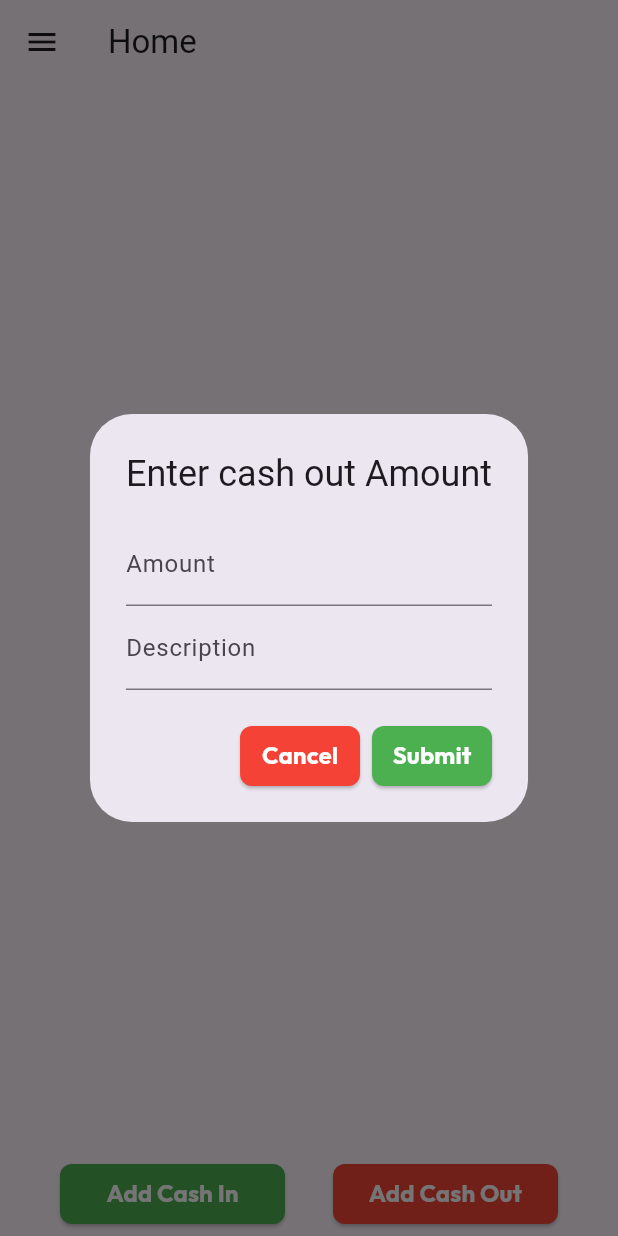
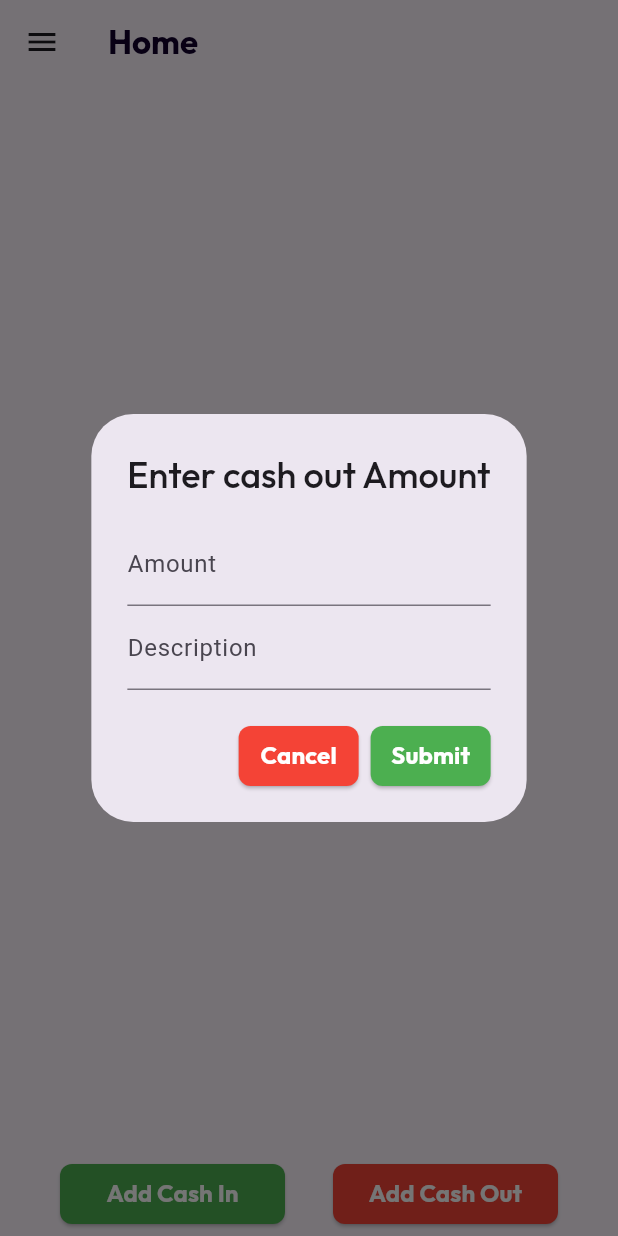
Before and after one commit to mohammedanshad1/kadhabook-app, a Flutter app: the TransactionAddingView screen opened directly with empty values, after a tap on "Add Cash Out", on a phone screen of 412 x 824 dp. Run offline on Flutter 3.47's test engine with Material 3 defaults, Android fonts, the phone set to English and light mode, and no system bars; our stand-ins replace hexcolor, pocketbase, shared_preferences; accounts and stored records are empty; network calls fail.

Commit message:
font changed

```diff
--- a/lib/view/transaction_view.dart
+++ b/lib/view/transaction_view.dart
@@ -1,5 +1,6 @@
 import 'package:flutter/material.dart';
 import 'package:hexcolor/hexcolor.dart';
+import 'package:kadhabook/constants/app_typography.dart';
 import 'package:kadhabook/model/model.dart';
 import 'package:kadhabook/view/login_view.dart';
 import 'package:kadhabook/viewmodel/login_viewmodel.dart';
@@ -65,7 +66,7 @@ class _TransactionAddingViewState extends State<TransactionAddingView> {
       context: context,
       builder: (context) {
         return AlertDialog(
-          title: Text('Enter $type Amount'),
+          title: Text('Enter $type Amount', style: AppTypography.outfitMedium),
           content: Column(
             mainAxisSize: MainAxisSize.min,
             children: [
@@ -102,7 +103,8 @@ class _TransactionAddingViewState extends State<TransactionAddingView> {
                 } else {
                   ScaffoldMessenger.of(context).showSnackBar(
                     SnackBar(
-                      content: Text("Please enter a valid amount"),
+                      content: Text("Please enter a valid amount",
+                          style: AppTypography.outfitRegular),
                       backgroundColor: Colors.red,
                     ),
                   );
@@ -123,7 +125,9 @@ class _TransactionAddingViewState extends State<TransactionAddingView> {
     final loginViewModel = Provider.of<LoginViewModel>(context);
 
     return Scaffold(
-      appBar: AppBar(title: const Text('Home')),
+      appBar: AppBar(
+        title: const Text('Home', style: AppTypography.outfitBold),
+      ),
       drawer: Drawer(
         backgroundColor: Theme.of(context).colorScheme.surface,
         child: Column(
@@ -148,9 +152,8 @@ class _TransactionAddingViewState extends State<TransactionAddingView> {
                     const SizedBox(height: 10),
                     Text(
                       widget.userId,
-                      style: const TextStyle(
+                      style: AppTypography.outfitRegular.copyWith(
                         color: Colors.white,
-                        fontFamily: "Sora",
                         fontSize: 18,
                       ),
                     )
@@ -160,14 +163,14 @@ class _TransactionAddingViewState extends State<TransactionAddingView> {
             ),
             const SizedBox(height: 10),
             ListTile(
-              title: const Text("Home"),
+              title: const Text("Home", style: AppTypography.outfitRegular),
               leading: const Icon(Icons.home),
               onTap: () {
                 Navigator.pop(context);
               },
             ),
             ListTile(
-              title: const Text("Settings"),
+              title: const Text("Settings", style: AppTypography.outfitRegular),
               leading: const Icon(Icons.settings),
               onTap: () {
                 Navigator.pop(context);
@@ -175,7 +178,7 @@ class _TransactionAddingViewState extends State<TransactionAddingView> {
             ),
             const Spacer(),
             ListTile(
-              title: const Text("Logout"),
+              title: const Text("Logout", style: AppTypography.outfitRegular),
               leading: const Icon(Icons.logout),
               onTap: () async {
                 await loginViewModel.logout(context);
@@ -192,9 +195,12 @@ class _TransactionAddingViewState extends State<TransactionAddingView> {
               itemBuilder: (context, index) {
                 final transaction = transactions[index];
                 return ListTile(
-                  title: Text('${transaction.type}: ${transaction.amount}'),
-                  subtitle: Text('${transaction.date}'),
-                  trailing: Text(transaction.description),
+                  title: Text('${transaction.type}: ${transaction.amount}',
+                      style: AppTypography.outfitRegular),
+                  subtitle: Text('${transaction.date}',
+                      style: AppTypography.outfitLight),
+                  trailing: Text(transaction.description,
+                      style: AppTypography.outfitRegular),
                 );
               },
             ),
```
Also changed, not shown: lib/shared/drawer.dart (deleted, +0 -128 lines).
